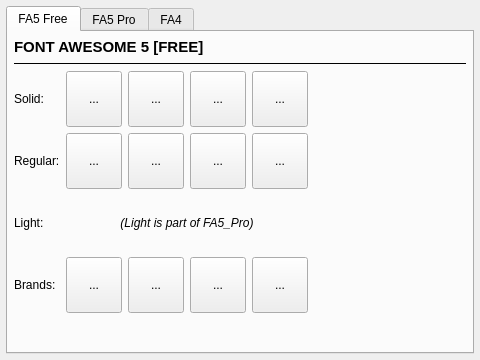
Old version of the form sample/Dialog.ui in the repository philvl/ZFontIcon.
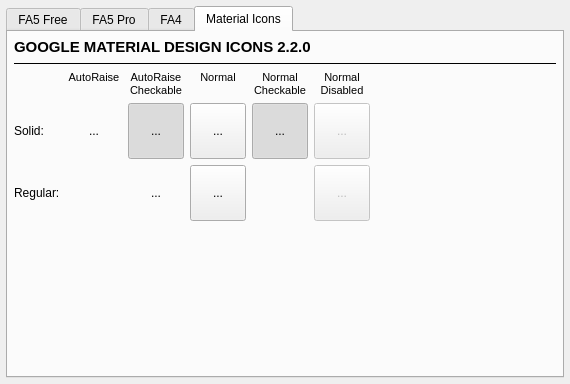
New version of the form. The open tabs and pages were chosen to show the change.

Commit message:
Add helper for Google Material Design Icons support
- Improve example/sample
- Convert Unix LF to Windows CRLF

```diff
--- a/sample/Dialog.ui
+++ b/sample/Dialog.ui
@@ -6,8 +6,8 @@
    <rect>
     <x>0</x>
     <y>0</y>
-    <width>480</width>
-    <height>360</height>
+    <width>570</width>
+    <height>384</height>
    </rect>
   </property>
   <property name="windowTitle">
@@ -28,6 +28,9 @@
    </property>
    <item>
     <widget class="QTabWidget" name="tabWidget">
+     <property name="enabled">
+      <bool>true</bool>
+     </property>
      <property name="currentIndex">
       <number>0</number>
      </property>
@@ -58,7 +61,7 @@
           </font>
          </property>
          <property name="text">
-          <string>FONT AWESOME 5 [FREE]</string>
+          <string>FONT AWESOME 5.x [FREE]</string>
          </property>
         </widget>
        </item>
@@ -74,90 +77,7 @@
        </item>
        <item>
         <layout class="QGridLayout" name="fa5_gridLayout">
-         <item row="1" column="2">
-          <widget class="QToolButton" name="fa5_btn112">
-           <property name="minimumSize">
-            <size>
-             <width>56</width>
-             <height>56</height>
-            </size>
-           </property>
-           <property name="text">
-            <string>...</string>
-           </property>
-           <property name="iconSize">
-            <size>
-             <width>48</width>
-             <height>48</height>
-            </size>
-           </property>
-          </widget>
-         </item>
-         <item row="0" column="2">
-          <widget class="QToolButton" name="fa5_btn102">
-           <property name="minimumSize">
-            <size>
-             <width>56</width>
-             <height>56</height>
-            </size>
-           </property>
-           <property name="text">
-            <string>...</string>
-           </property>
-           <property name="iconSize">
-            <size>
-             <width>48</width>
-             <height>48</height>
-            </size>
-           </property>
-          </widget>
-         </item>
-         <item row="3" column="0">
-          <widget class="QLabel" name="fa5_labelBrands">
-           <property name="text">
-            <string>Brands:</string>
-           </property>
-          </widget>
-         </item>
-         <item row="1" column="4">
-          <widget class="QToolButton" name="fa5_btn114">
-           <property name="minimumSize">
-            <size>
-             <width>56</width>
-             <height>56</height>
-            </size>
-           </property>
-           <property name="text">
-            <string>...</string>
-           </property>
-           <property name="iconSize">
-            <size>
-             <width>48</width>
-             <height>48</height>
-            </size>
-           </property>
-          </widget>
-         </item>
-         <item row="1" column="3">
-          <widget class="QToolButton" name="fa5_btn113">
-           <property name="minimumSize">
-            <size>
-             <width>56</width>
-             <height>56</height>
-            </size>
-           </property>
-           <property name="text">
-            <string>...</string>
-           </property>
-           <property name="iconSize">
-            <size>
-             <width>48</width>
-             <height>48</height>
-            </size>
-           </property>
-          </widget>
-         </item>
-         <item row="2" column="1" colspan="4">
+         <item row="3" column="1" colspan="5">
           <widget class="QLabel" name="fa5_labelNotAvailable">
            <property name="minimumSize">
             <size>
@@ -178,7 +98,95 @@
            </property>
           </widget>
          </item>
-         <item row="3" column="4">
+         <item row="4" column="5">
+          <widget class="QToolButton" name="fa5_btn125">
+           <property name="enabled">
+            <bool>false</bool>
+           </property>
+           <property name="minimumSize">
+            <size>
+             <width>56</width>
+             <height>56</height>
+            </size>
+           </property>
+           <property name="text">
+            <string>...</string>
+           </property>
+           <property name="iconSize">
+            <size>
+             <width>48</width>
+             <height>48</height>
+            </size>
+           </property>
+          </widget>
+         </item>
+         <item row="2" column="5">
+          <widget class="QToolButton" name="fa5_btn115">
+           <property name="enabled">
+            <bool>false</bool>
+           </property>
+           <property name="minimumSize">
+            <size>
+             <width>56</width>
+             <height>56</height>
+            </size>
+           </property>
+           <property name="text">
+            <string>...</string>
+           </property>
+           <property name="iconSize">
+            <size>
+             <width>48</width>
+             <height>48</height>
+            </size>
+           </property>
+          </widget>
+         </item>
+         <item row="4" column="1">
+          <widget class="QToolButton" name="fa5_btn121">
+           <property name="minimumSize">
+            <size>
+             <width>56</width>
+             <height>56</height>
+            </size>
+           </property>
+           <property name="text">
+            <string>...</string>
+           </property>
+           <property name="iconSize">
+            <size>
+             <width>48</width>
+             <height>48</height>
+            </size>
+           </property>
+           <property name="autoRaise">
+            <bool>true</bool>
+           </property>
+          </widget>
+         </item>
+         <item row="1" column="1">
+          <widget class="QToolButton" name="fa5_btn101">
+           <property name="minimumSize">
+            <size>
+             <width>56</width>
+             <height>56</height>
+            </size>
+           </property>
+           <property name="text">
+            <string>...</string>
+           </property>
+           <property name="iconSize">
+            <size>
+             <width>48</width>
+             <height>48</height>
+            </size>
+           </property>
+           <property name="autoRaise">
+            <bool>true</bool>
+           </property>
+          </widget>
+         </item>
+         <item row="4" column="4">
           <widget class="QToolButton" name="fa5_btn124">
            <property name="minimumSize">
             <size>
@@ -195,9 +203,31 @@
              <height>48</height>
             </size>
            </property>
+           <property name="checkable">
+            <bool>true</bool>
+           </property>
           </widget>
          </item>
-         <item row="0" column="4">
+         <item row="2" column="3">
+          <widget class="QToolButton" name="fa5_btn113">
+           <property name="minimumSize">
+            <size>
+             <width>56</width>
+             <height>56</height>
+            </size>
+           </property>
+           <property name="text">
+            <string>...</string>
+           </property>
+           <property name="iconSize">
+            <size>
+             <width>48</width>
+             <height>48</height>
+            </size>
+           </property>
+          </widget>
+         </item>
+         <item row="1" column="4">
           <widget class="QToolButton" name="fa5_btn104">
            <property name="minimumSize">
             <size>
@@ -214,10 +244,23 @@
              <height>48</height>
             </size>
            </property>
+           <property name="checkable">
+            <bool>true</bool>
+           </property>
+           <property name="checked">
+            <bool>true</bool>
+           </property>
           </widget>
          </item>
-         <item row="3" column="1">
-          <widget class="QToolButton" name="fa5_btn121">
+         <item row="3" column="0">
+          <widget class="QLabel" name="fa5_labelLight">
+           <property name="text">
+            <string>Light:</string>
+           </property>
+          </widget>
+         </item>
+         <item row="1" column="2">
+          <widget class="QToolButton" name="fa5_btn102">
            <property name="minimumSize">
             <size>
              <width>56</width>
@@ -233,9 +276,72 @@
              <height>48</height>
             </size>
            </property>
+           <property name="checkable">
+            <bool>true</bool>
+           </property>
+           <property name="checked">
+            <bool>true</bool>
+           </property>
+           <property name="autoRaise">
+            <bool>true</bool>
+           </property>
           </widget>
          </item>
-         <item row="3" column="2">
+         <item row="2" column="0">
+          <widget class="QLabel" name="fa5_labelRegular">
+           <property name="text">
+            <string>Regular:</string>
+           </property>
+          </widget>
+         </item>
+         <item row="2" column="4">
+          <widget class="QToolButton" name="fa5_btn114">
+           <property name="minimumSize">
+            <size>
+             <width>56</width>
+             <height>56</height>
+            </size>
+           </property>
+           <property name="text">
+            <string>...</string>
+           </property>
+           <property name="iconSize">
+            <size>
+             <width>48</width>
+             <height>48</height>
+            </size>
+           </property>
+           <property name="checkable">
+            <bool>true</bool>
+           </property>
+          </widget>
+         </item>
+         <item row="2" column="2">
+          <widget class="QToolButton" name="fa5_btn112">
+           <property name="minimumSize">
+            <size>
+             <width>56</width>
+             <height>56</height>
+            </size>
+           </property>
+           <property name="text">
+            <string>...</string>
+           </property>
+           <property name="iconSize">
+            <size>
+             <width>48</width>
+             <height>48</height>
+            </size>
+           </property>
+           <property name="checkable">
+            <bool>true</bool>
+           </property>
+           <property name="autoRaise">
+            <bool>true</bool>
+           </property>
+          </widget>
+         </item>
+         <item row="4" column="2">
           <widget class="QToolButton" name="fa5_btn122">
            <property name="minimumSize">
             <size>
@@ -252,15 +358,18 @@
              <height>48</height>
             </size>
            </property>
+           <property name="checkable">
+            <bool>true</bool>
+           </property>
+           <property name="autoRaise">
+            <bool>true</bool>
+           </property>
           </widget>
          </item>
-         <item row="0" column="1">
-          <widget class="QToolButton" name="fa5_btn101">
-           <property name="minimumSize">
-            <size>
-             <width>56</width>
-             <height>56</height>
-            </size>
+         <item row="1" column="6">
+          <spacer name="fa5_hSpacer">
+           <property name="orientation">
+            <enum>Qt::Horizontal</enum>
            </property>
            <property name="text">
             <string>...</string>
@@ -271,16 +380,23 @@
              <height>48</height>
             </size>
            </property>
-          </widget>
+          </spacer>
          </item>
-         <item row="0" column="0">
+         <item row="1" column="0">
           <widget class="QLabel" name="fa5_labelSolid">
            <property name="text">
             <string>Solid:</string>
            </property>
           </widget>
          </item>
-         <item row="3" column="3">
+         <item row="4" column="0">
+          <widget class="QLabel" name="fa5_labelBrands">
+           <property name="text">
+            <string>Brands:</string>
+           </property>
+          </widget>
+         </item>
+         <item row="4" column="3">
           <widget class="QToolButton" name="fa5_btn123">
            <property name="minimumSize">
             <size>
@@ -299,26 +415,7 @@
            </property>
           </widget>
          </item>
-         <item row="0" column="3">
-          <widget class="QToolButton" name="fa5_btn103">
-           <property name="minimumSize">
-            <size>
-             <width>56</width>
-             <height>56</height>
-            </size>
-           </property>
-           <property name="text">
-            <string>...</string>
-           </property>
-           <property name="iconSize">
-            <size>
-             <width>48</width>
-             <height>48</height>
-            </size>
-           </property>
-          </widget>
-         </item>
-         <item row="1" column="1">
+         <item row="2" column="1">
           <widget class="QToolButton" name="fa5_btn111">
            <property name="minimumSize">
             <size>
@@ -335,19 +432,34 @@
              <height>48</height>
             </size>
            </property>
+           <property name="autoRaise">
+            <bool>true</bool>
+           </property>
           </widget>
          </item>
-         <item row="2" column="0">
-          <widget class="QLabel" name="fa5_labelLight">
+         <item row="1" column="5">
+          <widget class="QToolButton" name="fa5_btn105">
+           <property name="enabled">
+            <bool>false</bool>
+           </property>
+           <property name="minimumSize">
+            <size>
+             <width>56</width>
+             <height>56</height>
+            </size>
+           </property>
            <property name="text">
             <string>Light:</string>
            </property>
           </widget>
          </item>
-         <item row="4" column="0">
-          <spacer name="fa5_vSpacer">
-           <property name="orientation">
-            <enum>Qt::Vertical</enum>
+         <item row="1" column="3">
+          <widget class="QToolButton" name="fa5_btn103">
+           <property name="minimumSize">
+            <size>
+             <width>56</width>
+             <height>56</height>
+            </size>
            </property>
            <property name="sizeHint" stdset="0">
             <size>
@@ -355,19 +467,26 @@
              <height>0</height>
             </size>
            </property>
-          </spacer>
+          </widget>
          </item>
-         <item row="1" column="0">
-          <widget class="QLabel" name="fa5_labelRegular">
+         <item row="0" column="1">
+          <widget class="QLabel" name="fa5_title1">
+           <property name="font">
+            <font>
+             <pointsize>8</pointsize>
+            </font>
+           </property>
            <property name="text">
             <string>Regular:</string>
            </property>
           </widget>
          </item>
          <item row="0" column="5">
-          <spacer name="fa5_hSpacer">
-           <property name="orientation">
-            <enum>Qt::Horizontal</enum>
+          <widget class="QLabel" name="fa5_title5">
+           <property name="font">
+            <font>
+             <pointsize>8</pointsize>
+            </font>
            </property>
            <property name="sizeHint" stdset="0">
             <size>
@@ -375,10 +494,26 @@
              <height>20</height>
             </size>
            </property>
-          </spacer>
+           <property name="alignment">
+            <set>Qt::AlignCenter</set>
+           </property>
+          </widget>
          </item>
         </layout>
        </item>
+       <item>
+        <spacer name="fa5_vSpacer">
+         <property name="orientation">
+          <enum>Qt::Vertical</enum>
+         </property>
+         <property name="sizeHint" stdset="0">
+          <size>
+           <width>20</width>
+           <height>0</height>
+          </size>
+         </property>
+        </spacer>
+       </item>
       </layout>
      </widget>
      <widget class="QWidget" name="fa5pro_tab">
@@ -1036,21 +1171,450 @@
            </property>
           </widget>
          </item>
-         <item row="3" column="0">
-          <spacer name="fa4_vSpacer">
+         <item row="0" column="1">
+          <widget class="QLabel" name="fa4_title1">
+           <property name="font">
+            <font>
+             <pointsize>8</pointsize>
+            </font>
+           </property>
+           <property name="text">
+            <string>AutoRaise
+</string>
+           </property>
+           <property name="alignment">
+            <set>Qt::AlignCenter</set>
+           </property>
+          </widget>
+         </item>
+         <item row="0" column="2">
+          <widget class="QLabel" name="fa4_title2">
+           <property name="font">
+            <font>
+             <pointsize>8</pointsize>
+            </font>
+           </property>
+           <property name="text">
+            <string>AutoRaise
+Checkable</string>
+           </property>
+           <property name="alignment">
+            <set>Qt::AlignCenter</set>
+           </property>
+          </widget>
+         </item>
+         <item row="0" column="4">
+          <widget class="QLabel" name="fa4_title4">
+           <property name="font">
+            <font>
+             <pointsize>8</pointsize>
+            </font>
+           </property>
+           <property name="text">
+            <string>Normal
+Checkable</string>
+           </property>
+           <property name="alignment">
+            <set>Qt::AlignCenter</set>
+           </property>
+          </widget>
+         </item>
+         <item row="0" column="5">
+          <widget class="QLabel" name="fa4_title5">
+           <property name="font">
+            <font>
+             <pointsize>8</pointsize>
+            </font>
+           </property>
+           <property name="text">
+            <string>Normal
+Disabled</string>
+           </property>
+           <property name="alignment">
+            <set>Qt::AlignCenter</set>
+           </property>
+          </widget>
+         </item>
+         <item row="0" column="3">
+          <widget class="QLabel" name="fa4_title3">
+           <property name="font">
+            <font>
+             <pointsize>8</pointsize>
+            </font>
+           </property>
+           <property name="text">
+            <string>Normal
+</string>
+           </property>
+           <property name="alignment">
+            <set>Qt::AlignCenter</set>
+           </property>
+          </widget>
+         </item>
+        </layout>
+       </item>
+       <item>
+        <spacer name="fa4_vSpacer">
+         <property name="orientation">
+          <enum>Qt::Vertical</enum>
+         </property>
+         <property name="sizeHint" stdset="0">
+          <size>
+           <width>20</width>
+           <height>0</height>
+          </size>
+         </property>
+        </spacer>
+       </item>
+      </layout>
+     </widget>
+     <widget class="QWidget" name="mdi_tab">
+      <attribute name="title">
+       <string>Material Icons</string>
+      </attribute>
+      <layout class="QVBoxLayout" name="verticalLayout_5">
+       <property name="leftMargin">
+        <number>6</number>
+       </property>
+       <property name="topMargin">
+        <number>6</number>
+       </property>
+       <property name="rightMargin">
+        <number>6</number>
+       </property>
+       <property name="bottomMargin">
+        <number>6</number>
+       </property>
+       <item>
+        <widget class="QLabel" name="mdi_labelTitle">
+         <property name="font">
+          <font>
+           <pointsize>11</pointsize>
+           <weight>75</weight>
+           <bold>true</bold>
+          </font>
+         </property>
+         <property name="text">
+          <string>GOOGLE MATERIAL DESIGN ICONS 2.2.0</string>
+         </property>
+        </widget>
+       </item>
+       <item>
+        <widget class="Line" name="mdi_line">
+         <property name="frameShadow">
+          <enum>QFrame::Plain</enum>
+         </property>
+         <property name="orientation">
+          <enum>Qt::Horizontal</enum>
+         </property>
+        </widget>
+       </item>
+       <item>
+        <layout class="QGridLayout" name="mdi_gridLayout">
+         <item row="1" column="0">
+          <widget class="QLabel" name="mdi_labelSolid">
+           <property name="text">
+            <string>Solid:</string>
+           </property>
+          </widget>
+         </item>
+         <item row="2" column="3">
+          <widget class="QToolButton" name="mdi_btn113">
+           <property name="minimumSize">
+            <size>
+             <width>56</width>
+             <height>56</height>
+            </size>
+           </property>
+           <property name="text">
+            <string>...</string>
+           </property>
+           <property name="iconSize">
+            <size>
+             <width>48</width>
+             <height>48</height>
+            </size>
+           </property>
+          </widget>
+         </item>
+         <item row="1" column="6">
+          <spacer name="mdi_hSpacer_2">
            <property name="orientation">
-            <enum>Qt::Vertical</enum>
+            <enum>Qt::Horizontal</enum>
            </property>
            <property name="sizeHint" stdset="0">
             <size>
-             <width>20</width>
-             <height>0</height>
+             <width>0</width>
+             <height>20</height>
             </size>
            </property>
           </spacer>
          </item>
+         <item row="1" column="5">
+          <widget class="QToolButton" name="mdi_btn105">
+           <property name="enabled">
+            <bool>false</bool>
+           </property>
+           <property name="minimumSize">
+            <size>
+             <width>56</width>
+             <height>56</height>
+            </size>
+           </property>
+           <property name="text">
+            <string>...</string>
+           </property>
+           <property name="iconSize">
+            <size>
+             <width>48</width>
+             <height>48</height>
+            </size>
+           </property>
+          </widget>
+         </item>
+         <item row="1" column="1">
+          <widget class="QToolButton" name="mdi_btn101">
+           <property name="minimumSize">
+            <size>
+             <width>56</width>
+             <height>56</height>
+            </size>
+           </property>
+           <property name="text">
+            <string>...</string>
+           </property>
+           <property name="iconSize">
+            <size>
+             <width>48</width>
+             <height>48</height>
+            </size>
+           </property>
+           <property name="autoRaise">
+            <bool>true</bool>
+           </property>
+          </widget>
+         </item>
+         <item row="2" column="0">
+          <widget class="QLabel" name="mdi_labelRegular">
+           <property name="text">
+            <string>Regular:</string>
+           </property>
+          </widget>
+         </item>
+         <item row="1" column="4">
+          <widget class="QToolButton" name="mdi_btn104">
+           <property name="minimumSize">
+            <size>
+             <width>56</width>
+             <height>56</height>
+            </size>
+           </property>
+           <property name="text">
+            <string>...</string>
+           </property>
+           <property name="iconSize">
+            <size>
+             <width>48</width>
+             <height>48</height>
+            </size>
+           </property>
+           <property name="checkable">
+            <bool>true</bool>
+           </property>
+           <property name="checked">
+            <bool>true</bool>
+           </property>
+          </widget>
+         </item>
+         <item row="2" column="5">
+          <widget class="QToolButton" name="mdi_btn115">
+           <property name="enabled">
+            <bool>false</bool>
+           </property>
+           <property name="minimumSize">
+            <size>
+             <width>56</width>
+             <height>56</height>
+            </size>
+           </property>
+           <property name="text">
+            <string>...</string>
+           </property>
+           <property name="iconSize">
+            <size>
+             <width>48</width>
+             <height>48</height>
+            </size>
+           </property>
+          </widget>
+         </item>
+         <item row="1" column="3">
+          <widget class="QToolButton" name="mdi_btn103">
+           <property name="minimumSize">
+            <size>
+             <width>56</width>
+             <height>56</height>
+            </size>
+           </property>
+           <property name="text">
+            <string>...</string>
+           </property>
+           <property name="iconSize">
+            <size>
+             <width>48</width>
+             <height>48</height>
+            </size>
+           </property>
+          </widget>
+         </item>
+         <item row="1" column="2">
+          <widget class="QToolButton" name="mdi_btn102">
+           <property name="minimumSize">
+            <size>
+             <width>56</width>
+             <height>56</height>
+            </size>
+           </property>
+           <property name="text">
+            <string>...</string>
+           </property>
+           <property name="iconSize">
+            <size>
+             <width>48</width>
+             <height>48</height>
+            </size>
+           </property>
+           <property name="checkable">
+            <bool>true</bool>
+           </property>
+           <property name="checked">
+            <bool>true</bool>
+           </property>
+           <property name="autoRaise">
+            <bool>true</bool>
+           </property>
+          </widget>
+         </item>
+         <item row="2" column="2">
+          <widget class="QToolButton" name="mdi_btn112">
+           <property name="minimumSize">
+            <size>
+             <width>56</width>
+             <height>56</height>
+            </size>
+           </property>
+           <property name="text">
+            <string>...</string>
+           </property>
+           <property name="iconSize">
+            <size>
+             <width>48</width>
+             <height>48</height>
+            </size>
+           </property>
+           <property name="checkable">
+            <bool>true</bool>
+           </property>
+           <property name="autoRaise">
+            <bool>true</bool>
+           </property>
+          </widget>
+         </item>
+         <item row="0" column="1">
+          <widget class="QLabel" name="mdi_title1">
+           <property name="font">
+            <font>
+             <pointsize>8</pointsize>
+            </font>
+           </property>
+           <property name="text">
+            <string>AutoRaise
+</string>
+           </property>
+           <property name="alignment">
+            <set>Qt::AlignCenter</set>
+           </property>
+          </widget>
+         </item>
+         <item row="0" column="2">
+          <widget class="QLabel" name="mdi_title2">
+           <property name="font">
+            <font>
+             <pointsize>8</pointsize>
+            </font>
+           </property>
+           <property name="text">
+            <string>AutoRaise
+Checkable</string>
+           </property>
+           <property name="alignment">
+            <set>Qt::AlignCenter</set>
+           </property>
+          </widget>
+         </item>
+         <item row="0" column="4">
+          <widget class="QLabel" name="mdi_title4">
+           <property name="font">
+            <font>
+             <pointsize>8</pointsize>
+            </font>
+           </property>
+           <property name="text">
+            <string>Normal
+Checkable</string>
+           </property>
+           <property name="alignment">
+            <set>Qt::AlignCenter</set>
+           </property>
+          </widget>
+         </item>
+         <item row="0" column="5">
+          <widget class="QLabel" name="mdi_title5">
+           <property name="font">
+            <font>
+             <pointsize>8</pointsize>
+            </font>
+           </property>
+           <property name="text">
+            <string>Normal
+Disabled</string>
+           </property>
+           <property name="alignment">
+            <set>Qt::AlignCenter</set>
+           </property>
+          </widget>
+         </item>
+         <item row="0" column="3">
+          <widget class="QLabel" name="mdi_title3">
+           <property name="font">
+            <font>
+             <pointsize>8</pointsize>
+            </font>
+           </property>
+           <property name="text">
+            <string>Normal
+</string>
+           </property>
+           <property name="alignment">
+            <set>Qt::AlignCenter</set>
+           </property>
+          </widget>
+         </item>
         </layout>
        </item>
+       <item>
+        <spacer name="mdi_vSpacer_2">
+         <property name="orientation">
+          <enum>Qt::Vertical</enum>
+         </property>
+         <property name="sizeHint" stdset="0">
+          <size>
+           <width>20</width>
+           <height>0</height>
+          </size>
+         </property>
+        </spacer>
+       </item>
       </layout>
      </widget>
     </widget>
```
Left out of the diff: 1124 changed lines with no effect on the pictures. The commit also changes 17 other files.
